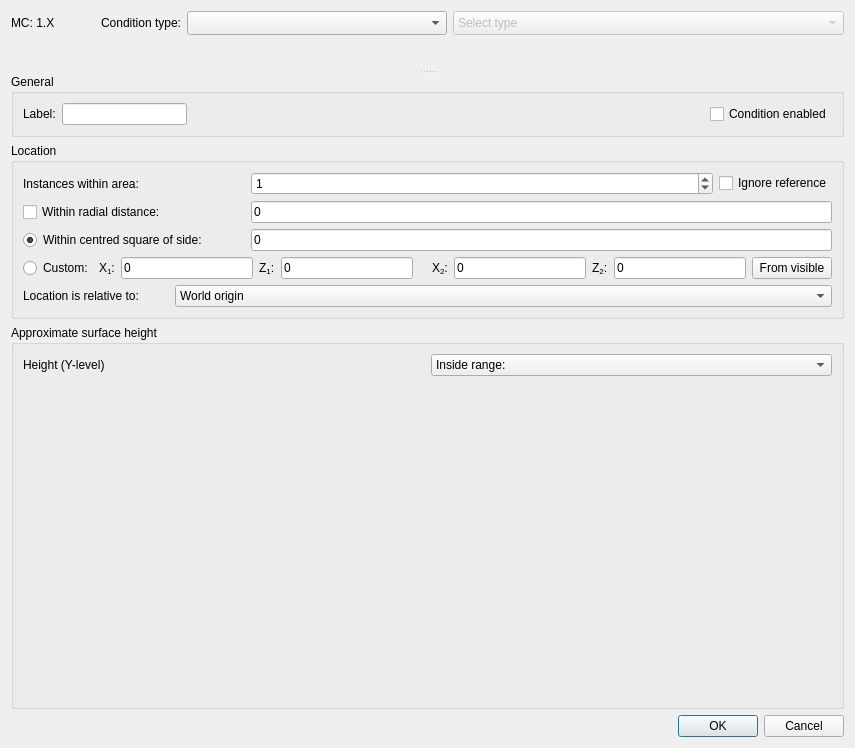
Before: the Qt Designer form src/conditiondialog.ui in Logsteela/Seed-Quarry, drawn with Qt 5.
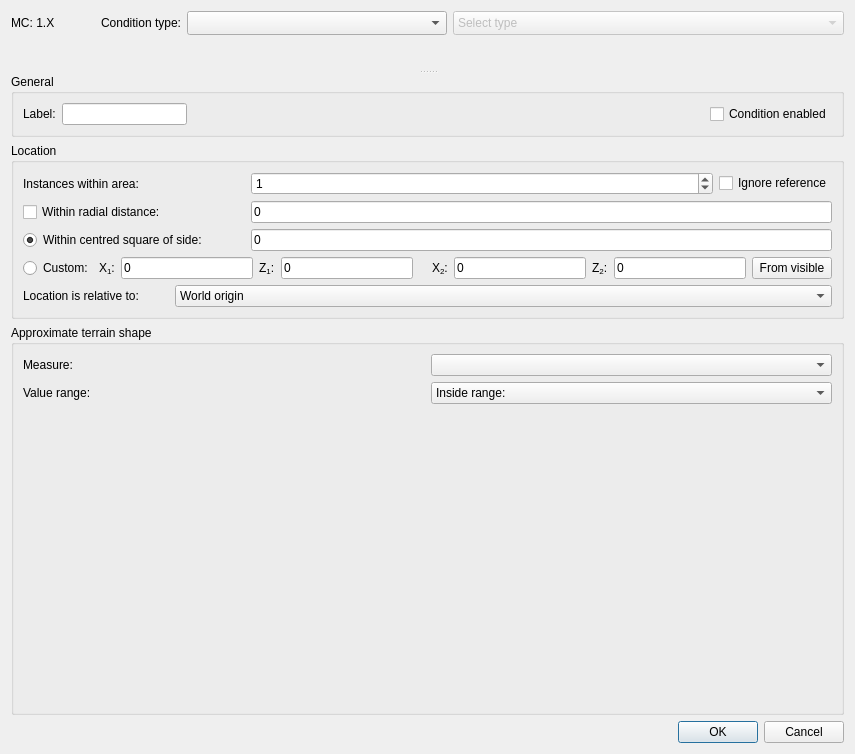
After: the same form once the commit is applied. The open tabs and pages were chosen to show the change. Icons and pictures are not drawn. Custom widgets are drawn as their Qt base class.

Commit message: Add terrain shape search and detailed village terrain

```diff
--- a/src/conditiondialog.ui
+++ b/src/conditiondialog.ui
@@ -1390,17 +1390,31 @@
            <item row="0" column="0">
             <widget class="QGroupBox" name="groupBox_11">
              <property name="title">
-              <string>Approximate surface height</string>
+              <string>Approximate terrain shape</string>
              </property>
              <layout class="QGridLayout" name="gridLayout_26">
               <item row="0" column="0">
                <widget class="QLabel" name="label_11">
                 <property name="text">
-                 <string>Height (Y-level)</string>
+                 <string>Measure:</string>
                 </property>
                </widget>
               </item>
               <item row="0" column="1">
+               <widget class="StyledComboBox" name="comboHeightMetric">
+                <property name="toolTip">
+                 <string>Uses the existing approximate 1:4 surface model. Large areas are sampled automatically at no more than 9 by 9 positions.</string>
+                </property>
+               </widget>
+              </item>
+              <item row="1" column="0">
+               <widget class="QLabel" name="labelHeightValueRange">
+                <property name="text">
+                 <string>Value range:</string>
+                </property>
+               </widget>
+              </item>
+              <item row="1" column="1">
                <widget class="StyledComboBox" name="comboHeightRange">
                 <item>
                  <property name="text">
@@ -1414,7 +1428,7 @@
                 </item>
                </widget>
               </item>
-              <item row="1" column="1">
+              <item row="2" column="1">
                <spacer name="verticalSpacer_6">
                 <property name="orientation">
                  <enum>Qt::Vertical</enum>
```
Left out of the diff: 2 changed lines with no effect on the pictures. The commit also changes 18 other files.
